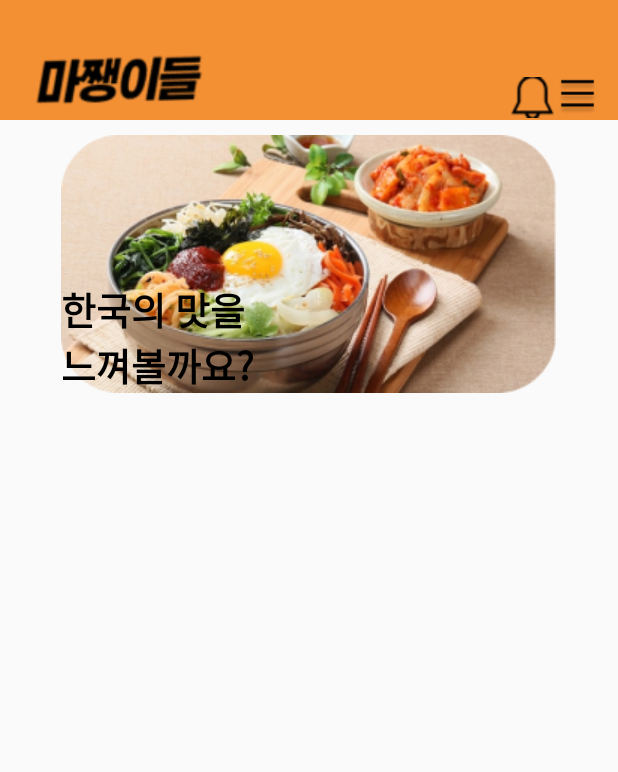
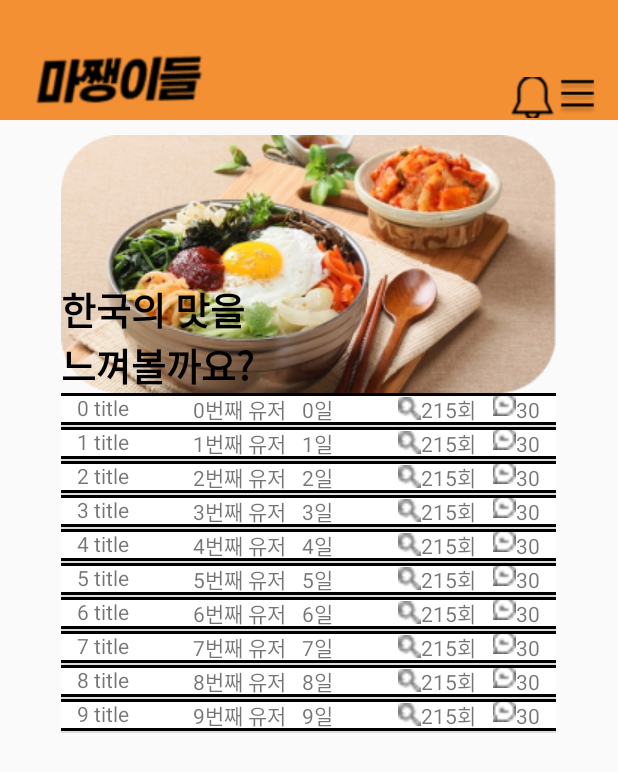
Before and after one commit to flirtheory3/2022LOOKIEHACKATHON, an Android app: the PostList screen opened directly, with no data from a screen before it, on a phone screen of 412 x 824 dp. Shown: the top 772 px of the screen. Run offline under Robolectric (Android 15) with nearby library versions, the phone set to English and light mode, and no system bars.

Commit message:
sungho 7th update

```diff
--- a/Mazzaing/app/src/main/java/com/example/mazzaing/PostList.kt
+++ b/Mazzaing/app/src/main/java/com/example/mazzaing/PostList.kt
@@ -1,11 +1,78 @@
 package com.example.mazzaing
 
+import android.content.Context
+import android.content.Intent
 import androidx.appcompat.app.AppCompatActivity
 import android.os.Bundle
+import android.view.LayoutInflater
+import android.view.View
+import android.view.ViewGroup
+import android.widget.BaseAdapter
+import android.widget.TextView
+import kotlinx.android.synthetic.main.activity_post_list.*
+import kotlinx.android.synthetic.main.activity_post_list.mazzainglogo
+import kotlinx.android.synthetic.main.list_model.view.*
 
 class PostList : AppCompatActivity() {
     override fun onCreate(savedInstanceState: Bundle?) {
         super.onCreate(savedInstanceState)
         setContentView(R.layout.activity_post_list)
+
+        mazzainglogo.setOnClickListener{
+            val intent = Intent(this@PostList, MainActivity::class.java)
+            startActivity(intent)
+        }
+
+        //테스트용 배열
+        val postList = ArrayList<PostDataOnList>()
+        for (i in 0 until 10){
+            postList.add(PostDataOnList("" + i + " title",""+i+"일", ""+i+"번째 유저") )
+        }
+
+        val adapter = ListAdapter(postList, LayoutInflater.from(this@PostList))
+        koreanfoodListView.adapter = adapter
+        //////
+        koreanfoodListView.setOnItemClickListener {parent, view, position, id ->
+            val intent2 = Intent(this@PostList, PostRead::class.java)
+            startActivity(intent2)
+        }
     }
 }
+
+class ListAdapter(
+    //할당된 데이터 자리
+    val postList: ArrayList<PostDataOnList>,
+    val layoutInflater : LayoutInflater) : BaseAdapter(){
+    override fun getCount(): Int {
+        return postList.size
+    }
+
+    override fun getItem(p0: Int): Any {
+        return postList.get(p0)
+    }
+
+    override fun getItemId(p0: Int): Long {
+        return p0.toLong()
+    }
+
+    override fun getView(p0: Int, p1: View?, p2: ViewGroup?): View {
+        val view = layoutInflater.inflate(R.layout.list_model, null)
+        //데이터 가져오기, 데이터 setText하기
+        val title = view.findViewById<TextView>(R.id.title)
+        val postDate = view.findViewById<TextView>(R.id.postDate)
+        val name = view.findViewById<TextView>(R.id.name)
+
+        title.setText(postList.get(p0).title)
+        postDate.setText(postList.get(p0).postDate)
+        name.setText(postList.get(p0).userName)
+
+        return view
+    }
+}
+
+class PostDataOnList(
+    val title :String,
+    val postDate:String,
+    val userName:String
+){
+}
--- a/Mazzaing/app/src/main/java/com/example/mazzaing/SelectFood.kt
+++ b/Mazzaing/app/src/main/java/com/example/mazzaing/SelectFood.kt
@@ -9,6 +9,11 @@ class SelectFood : AppCompatActivity() {
     override fun onCreate(savedInstanceState: Bundle?) {
         super.onCreate(savedInstanceState)
         setContentView(R.layout.activity_select_food)
+
+        mazzainglogo.setOnClickListener{
+            val intent = Intent(this@SelectFood, MainActivity::class.java)
+            startActivity(intent)
+        }
 
         koreanFoodButton.setOnClickListener {
             val intent = Intent(this@SelectFood, PostList::class.java)
--- a/Mazzaing/app/src/main/res/layout/activity_post_list.xml
+++ b/Mazzaing/app/src/main/res/layout/activity_post_list.xml
@@ -64,6 +64,7 @@
         </FrameLayout>
 
         <ListView
+            android:id="@+id/koreanfoodListView"
             android:layout_width="match_parent"
             android:layout_height="match_parent">
         </ListView>
--- a/Mazzaing/app/src/main/res/layout/activity_post_read.xml
+++ b/Mazzaing/app/src/main/res/layout/activity_post_read.xml
@@ -59,6 +59,7 @@
                 android:gravity="center"
                 android:layout_weight="1"/>
             <TextView
+                android:id="@+id/title"
                 android:layout_width="wrap_content"
                 android:layout_height="match_parent"
                 android:text="만석 닭강정 위생"
@@ -67,6 +68,7 @@
                 android:gravity="center"
                 android:layout_weight="2"/>
             <TextView
+                android:id="@+id/name"
                 android:layout_width="wrap_content"
                 android:layout_height="match_parent"
                 android:text="마쨍이 루키님"
@@ -88,6 +90,7 @@
                 android:layout_margin="10dp"
                 android:gravity="left">
                 <TextView
+                    android:id="@+id/postDate"
                     android:layout_width="wrap_content"
                     android:layout_height="match_parent"
                     android:text="2022.08.06 21:24"
@@ -121,6 +124,7 @@
             </LinearLayout>
 
             <TextView
+                android:id="@+id/content"
                 android:layout_width="match_parent"
                 android:layout_height="match_parent"
                 android:paddingLeft="20dp"
--- a/Mazzaing/app/src/main/res/layout/activity_select_food.xml
+++ b/Mazzaing/app/src/main/res/layout/activity_select_food.xml
@@ -17,7 +17,7 @@
 
         //상단바
         <ImageView
-            android:id="@+id/matTextHomeButtonLocation"
+            android:id="@+id/mazzainglogo"
             android:layout_marginLeft="20dp"
             android:layout_width="100dp"
             android:layout_height="100dp"
--- a/Mazzaing/app/src/main/res/layout/list_model.xml
+++ b/Mazzaing/app/src/main/res/layout/list_model.xml
@@ -6,27 +6,28 @@
     android:weightSum="14"
     android:background="@drawable/textview_edge">
 
+
     <TextView
-
         android:layout_width="wrap_content"
         android:layout_height="wrap_content"
         android:layout_weight="1"></TextView>
 
     <TextView
-
+        android:id="@+id/title"
         android:layout_width="wrap_content"
         android:layout_height="match_parent"
         android:layout_weight="4"
         ></TextView>
 
+
     <TextView
-
+        android:id="@+id/name"
         android:layout_width="wrap_content"
         android:layout_height="wrap_content"
         android:layout_weight="1"></TextView>
 
     <TextView
-
+        android:id="@+id/postDate"
         android:layout_width="wrap_content"
         android:layout_height="wrap_content"
         android:layout_weight="4"></TextView>
@@ -39,7 +40,7 @@
         android:layout_gravity="center"></ImageView>
 
     <TextView
-
+        android:text="215회"
         android:layout_width="wrap_content"
         android:layout_height="wrap_content"
         android:layout_weight="1"></TextView>
@@ -51,7 +52,7 @@
         android:layout_weight="1"></ImageView>
 
     <TextView
-
+        android:text="30"
         android:layout_width="wrap_content"
         android:layout_height="wrap_content"
         android:layout_weight="1"></TextView>
```
Also changed, not shown: Mazzaing/app/src/main/java/com/example/mazzaing/Createpost.kt (+7 -0 lines), Mazzaing/app/src/main/java/com/example/mazzaing/PostListAsian.kt (+8 -0 lines), Mazzaing/app/src/main/java/com/example/mazzaing/PostListChinese.kt (+8 -0 lines), Mazzaing/app/src/main/java/com/example/mazzaing/PostListDessert.kt (+8 -0 lines), Mazzaing/app/src/main/java/com/example/mazzaing/PostListSnackbar.kt (+8 -0 lines), Mazzaing/app/src/main/java/com/example/mazzaing/PostListWestern.kt (+8 -0 lines), Mazzaing/app/src/main/java/com/example/mazzaing/PostRead.kt (+7 -0 lines), 113 other files.
